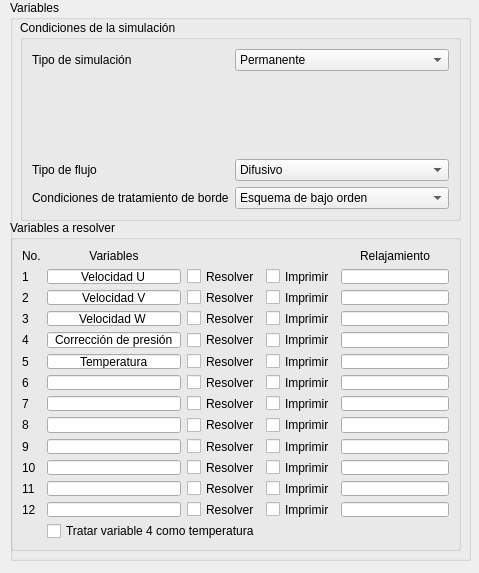
Above: variables_window/ui/variables_window.ui from luisdavidrodm/PrePRODIC3D before the change. Below: the same form after it.
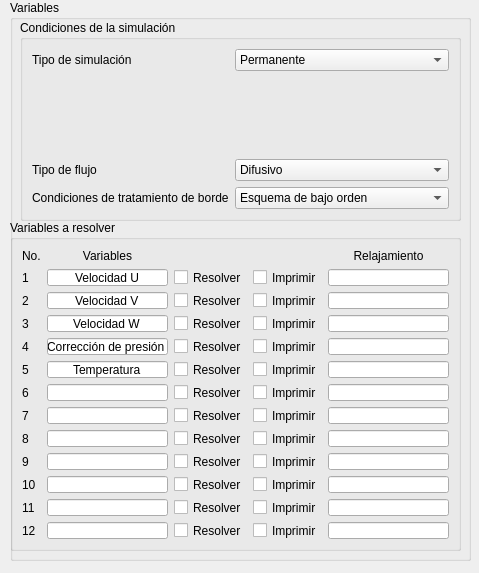
That is the form after the change.

Commit message: Inclusion de inputs en campos de VARIABLES

Patch:
```diff
--- a/variables_window/ui/variables_window.ui
+++ b/variables_window/ui/variables_window.ui
@@ -152,20 +152,17 @@
      <string>Variables a resolver</string>
     </property>
     <layout class="QGridLayout" name="gridLayout">
-     <item row="7" column="2">
-      <widget class="QLineEdit" name="lineEdit_10">
-       <property name="alignment">
-        <set>Qt::AlignCenter</set>
+     <item row="4" column="0">
+      <widget class="QLabel" name="label_11">
+       <property name="text">
+        <string>4</string>
        </property>
       </widget>
      </item>
-     <item row="4" column="2">
-      <widget class="QLineEdit" name="lineEdit_7">
+     <item row="12" column="0">
+      <widget class="QLabel" name="label_20">
        <property name="text">
-        <string>Corrección de presión</string>
-       </property>
-       <property name="alignment">
-        <set>Qt::AlignCenter</set>
+        <string>12</string>
        </property>
       </widget>
      </item>
@@ -176,25 +173,29 @@
        </property>
       </widget>
      </item>
-     <item row="7" column="0">
-      <widget class="QLabel" name="label_15">
+     <item row="12" column="3">
+      <widget class="QCheckBox" name="chb_ksolve12">
        <property name="text">
-        <string>7</string>
+        <string>Resolver</string>
        </property>
       </widget>
      </item>
-     <item row="8" column="2">
-      <widget class="QLineEdit" name="lineEdit_11">
+     <item row="2" column="5">
+      <widget class="QLineEdit" name="le_relax2">
        <property name="alignment">
         <set>Qt::AlignCenter</set>
        </property>
       </widget>
      </item>
-     <item row="1" column="2">
-      <widget class="QLineEdit" name="lineEdit_3">
-       <property name="text">
-        <string>Velocidad U</string>
+     <item row="10" column="2">
+      <widget class="QLineEdit" name="le_var_title10">
+       <property name="alignment">
+        <set>Qt::AlignCenter</set>
        </property>
+      </widget>
+     </item>
+     <item row="11" column="5">
+      <widget class="QLineEdit" name="le_relax11">
        <property name="alignment">
         <set>Qt::AlignCenter</set>
        </property>
@@ -207,94 +208,8 @@
        </property>
       </widget>
      </item>
-     <item row="6" column="2">
-      <widget class="QLineEdit" name="lineEdit_9">
-       <property name="alignment">
-        <set>Qt::AlignCenter</set>
-       </property>
-      </widget>
-     </item>
-     <item row="4" column="0">
-      <widget class="QLabel" name="label_11">
-       <property name="text">
-        <string>4</string>
-       </property>
-      </widget>
-     </item>
-     <item row="9" column="2">
-      <widget class="QLineEdit" name="lineEdit_12">
-       <property name="alignment">
-        <set>Qt::AlignCenter</set>
-       </property>
-      </widget>
-     </item>
-     <item row="2" column="2">
-      <widget class="QLineEdit" name="lineEdit_5">
-       <property name="text">
-        <string>Velocidad V</string>
-       </property>
-       <property name="alignment">
-        <set>Qt::AlignCenter</set>
-       </property>
-      </widget>
-     </item>
-     <item row="0" column="5">
-      <widget class="QLabel" name="label_12">
-       <property name="text">
-        <string>Relajamiento</string>
-       </property>
-       <property name="alignment">
-        <set>Qt::AlignCenter</set>
-       </property>
-      </widget>
-     </item>
-     <item row="12" column="2">
-      <widget class="QLineEdit" name="lineEdit_15">
-       <property name="alignment">
-        <set>Qt::AlignCenter</set>
-       </property>
-      </widget>
-     </item>
-     <item row="6" column="0">
-      <widget class="QLabel" name="label_14">
-       <property name="text">
-        <string>6</string>
-       </property>
-      </widget>
-     </item>
-     <item row="8" column="0">
-      <widget class="QLabel" name="label_16">
-       <property name="text">
-        <string>8</string>
-       </property>
-      </widget>
-     </item>
-     <item row="3" column="2">
-      <widget class="QLineEdit" name="lineEdit_6">
-       <property name="text">
-        <string>Velocidad W</string>
-       </property>
-       <property name="alignment">
-        <set>Qt::AlignCenter</set>
-       </property>
-      </widget>
-     </item>
-     <item row="10" column="0">
-      <widget class="QLabel" name="label_18">
-       <property name="text">
-        <string>10</string>
-       </property>
-      </widget>
-     </item>
-     <item row="2" column="0">
-      <widget class="QLabel" name="label_9">
-       <property name="text">
-        <string>2</string>
-       </property>
-      </widget>
-     </item>
-     <item row="1" column="3">
-      <widget class="QCheckBox" name="checkBox">
+     <item row="3" column="3">
+      <widget class="QCheckBox" name="chb_ksolve3">
        <property name="text">
         <string>Resolver</string>
        </property>
@@ -307,27 +222,6 @@
        </property>
       </widget>
      </item>
-     <item row="10" column="2">
-      <widget class="QLineEdit" name="lineEdit_13">
-       <property name="alignment">
-        <set>Qt::AlignCenter</set>
-       </property>
-      </widget>
-     </item>
-     <item row="0" column="0">
-      <widget class="QLabel" name="label_6">
-       <property name="text">
-        <string>No.</string>
-       </property>
-      </widget>
-     </item>
-     <item row="9" column="0">
-      <widget class="QLabel" name="label_17">
-       <property name="text">
-        <string>9</string>
-       </property>
-      </widget>
-     </item>
      <item row="5" column="2">
       <widget class="QLineEdit" name="lineEdit_8">
        <property name="text">
@@ -338,6 +232,13 @@
        </property>
       </widget>
      </item>
+     <item row="10" column="4">
+      <widget class="QCheckBox" name="chb_kprint10">
+       <property name="text">
+        <string>Imprimir</string>
+       </property>
+      </widget>
+     </item>
      <item row="3" column="0">
       <widget class="QLabel" name="label_10">
        <property name="text">
@@ -345,6 +246,124 @@
        </property>
       </widget>
      </item>
+     <item row="12" column="4">
+      <widget class="QCheckBox" name="chb_kprint12">
+       <property name="text">
+        <string>Imprimir</string>
+       </property>
+      </widget>
+     </item>
+     <item row="4" column="5">
+      <widget class="QLineEdit" name="le_relax4">
+       <property name="alignment">
+        <set>Qt::AlignCenter</set>
+       </property>
+      </widget>
+     </item>
+     <item row="8" column="3">
+      <widget class="QCheckBox" name="chb_ksolve8">
+       <property name="text">
+        <string>Resolver</string>
+       </property>
+      </widget>
+     </item>
+     <item row="3" column="2">
+      <widget class="QLineEdit" name="le_var_title3">
+       <property name="text">
+        <string>Velocidad W</string>
+       </property>
+       <property name="alignment">
+        <set>Qt::AlignCenter</set>
+       </property>
+      </widget>
+     </item>
+     <item row="5" column="5">
+      <widget class="QLineEdit" name="le_relax5">
+       <property name="alignment">
+        <set>Qt::AlignCenter</set>
+       </property>
+      </widget>
+     </item>
+     <item row="6" column="5">
+      <widget class="QLineEdit" name="le_relax6">
+       <property name="alignment">
+        <set>Qt::AlignCenter</set>
+       </property>
+      </widget>
+     </item>
+     <item row="1" column="2">
+      <widget class="QLineEdit" name="le_var_title1">
+       <property name="text">
+        <string>Velocidad U</string>
+       </property>
+       <property name="alignment">
+        <set>Qt::AlignCenter</set>
+       </property>
+      </widget>
+     </item>
+     <item row="11" column="3">
+      <widget class="QCheckBox" name="chb_ksolve11">
+       <property name="text">
+        <string>Resolver</string>
+       </property>
+      </widget>
+     </item>
+     <item row="7" column="0">
+      <widget class="QLabel" name="label_15">
+       <property name="text">
+        <string>7</string>
+       </property>
+      </widget>
+     </item>
+     <item row="9" column="0">
+      <widget class="QLabel" name="label_17">
+       <property name="text">
+        <string>9</string>
+       </property>
+      </widget>
+     </item>
+     <item row="2" column="0">
+      <widget class="QLabel" name="label_9">
+       <property name="text">
+        <string>2</string>
+       </property>
+      </widget>
+     </item>
+     <item row="10" column="3">
+      <widget class="QCheckBox" name="chb_ksolve10">
+       <property name="text">
+        <string>Resolver</string>
+       </property>
+      </widget>
+     </item>
+     <item row="10" column="5">
+      <widget class="QLineEdit" name="le_relax10">
+       <property name="alignment">
+        <set>Qt::AlignCenter</set>
+       </property>
+      </widget>
+     </item>
+     <item row="7" column="4">
+      <widget class="QCheckBox" name="chb_kprint7">
+       <property name="text">
+        <string>Imprimir</string>
+       </property>
+      </widget>
+     </item>
+     <item row="1" column="4">
+      <widget class="QCheckBox" name="chb_kprint1">
+       <property name="text">
+        <string>Imprimir</string>
+       </property>
+      </widget>
+     </item>
+     <item row="6" column="3">
+      <widget class="QCheckBox" name="chb_ksolve6">
+       <property name="text">
+        <string>Resolver</string>
+       </property>
+      </widget>
+     </item>
      <item row="11" column="0">
       <widget class="QLabel" name="label_19">
        <property name="text">
@@ -352,76 +371,6 @@
        </property>
       </widget>
      </item>
-     <item row="1" column="5">
-      <widget class="QLineEdit" name="lineEdit_4">
-       <property name="alignment">
-        <set>Qt::AlignCenter</set>
-       </property>
-      </widget>
-     </item>
-     <item row="12" column="0">
-      <widget class="QLabel" name="label_20">
-       <property name="text">
-        <string>12</string>
-       </property>
-      </widget>
-     </item>
-     <item row="1" column="4">
-      <widget class="QCheckBox" name="checkBox_2">
-       <property name="text">
-        <string>Imprimir</string>
-       </property>
-      </widget>
-     </item>
-     <item row="2" column="3">
-      <widget class="QCheckBox" name="checkBox_4">
-       <property name="text">
-        <string>Resolver</string>
-       </property>
-      </widget>
-     </item>
-     <item row="3" column="3">
-      <widget class="QCheckBox" name="checkBox_5">
-       <property name="text">
-        <string>Resolver</string>
-       </property>
-      </widget>
-     </item>
-     <item row="4" column="3">
-      <widget class="QCheckBox" name="checkBox_6">
-       <property name="text">
-        <string>Resolver</string>
-       </property>
-      </widget>
-     </item>
-     <item row="5" column="3">
-      <widget class="QCheckBox" name="checkBox_7">
-       <property name="text">
-        <string>Resolver</string>
-       </property>
-      </widget>
-     </item>
-     <item row="6" column="3">
-      <widget class="QCheckBox" name="checkBox_8">
-       <property name="text">
-        <string>Resolver</string>
-       </property>
-      </widget>
-     </item>
-     <item row="7" column="3">
-      <widget class="QCheckBox" name="checkBox_9">
-       <property name="text">
-        <string>Resolver</string>
-       </property>
-      </widget>
-     </item>
-     <item row="8" column="3">
-      <widget class="QCheckBox" name="checkBox_10">
-       <property name="text">
-        <string>Resolver</string>
-       </property>
-      </widget>
-     </item>
      <item row="9" column="3">
       <widget class="QCheckBox" name="checkBox_11">
        <property name="text">
@@ -429,48 +378,6 @@
        </property>
       </widget>
      </item>
-     <item row="10" column="3">
-      <widget class="QCheckBox" name="checkBox_12">
-       <property name="text">
-        <string>Resolver</string>
-       </property>
-      </widget>
-     </item>
-     <item row="11" column="3">
-      <widget class="QCheckBox" name="checkBox_13">
-       <property name="text">
-        <string>Resolver</string>
-       </property>
-      </widget>
-     </item>
-     <item row="12" column="3">
-      <widget class="QCheckBox" name="checkBox_14">
-       <property name="text">
-        <string>Resolver</string>
-       </property>
-      </widget>
-     </item>
-     <item row="2" column="4">
-      <widget class="QCheckBox" name="checkBox_15">
-       <property name="text">
-        <string>Imprimir</string>
-       </property>
-      </widget>
-     </item>
-     <item row="3" column="4">
-      <widget class="QCheckBox" name="checkBox_16">
-       <property name="text">
-        <string>Imprimir</string>
-       </property>
-      </widget>
-     </item>
-     <item row="4" column="4">
-      <widget class="QCheckBox" name="checkBox_17">
-       <property name="text">
-        <string>Imprimir</string>
-       </property>
-      </widget>
-     </item>
      <item row="5" column="4">
       <widget class="QCheckBox" name="checkBox_18">
        <property name="text">
@@ -478,38 +385,17 @@
        </property>
       </widget>
      </item>
-     <item row="6" column="4">
-      <widget class="QCheckBox" name="checkBox_19">
-       <property name="text">
-        <string>Imprimir</string>
+     <item row="8" column="2">
+      <widget class="QLineEdit" name="le_var_title8">
+       <property name="alignment">
+        <set>Qt::AlignCenter</set>
        </property>
       </widget>
      </item>
-     <item row="7" column="4">
-      <widget class="QCheckBox" name="checkBox_20">
+     <item row="1" column="3">
+      <widget class="QCheckBox" name="chb_ksolve1">
        <property name="text">
-        <string>Imprimir</string>
-       </property>
-      </widget>
-     </item>
-     <item row="8" column="4">
-      <widget class="QCheckBox" name="checkBox_21">
-       <property name="text">
-        <string>Imprimir</string>
-       </property>
-      </widget>
-     </item>
-     <item row="9" column="4">
-      <widget class="QCheckBox" name="checkBox_22">
-       <property name="text">
-        <string>Imprimir</string>
-       </property>
-      </widget>
-     </item>
-     <item row="10" column="4">
-      <widget class="QCheckBox" name="checkBox_23">
-       <property name="text">
-        <string>Imprimir</string>
+        <string>Resolver</string>
        </property>
       </widget>
      </item>
@@ -520,87 +406,17 @@
        </property>
       </widget>
      </item>
-     <item row="12" column="4">
-      <widget class="QCheckBox" name="checkBox_25">
-       <property name="text">
-        <string>Imprimir</string>
-       </property>
-      </widget>
-     </item>
-     <item row="2" column="5">
-      <widget class="QLineEdit" name="lineEdit_16">
+     <item row="6" column="2">
+      <widget class="QLineEdit" name="le_var_title6">
        <property name="alignment">
         <set>Qt::AlignCenter</set>
        </property>
       </widget>
      </item>
-     <item row="3" column="5">
-      <widget class="QLineEdit" name="lineEdit_17">
-       <property name="alignment">
-        <set>Qt::AlignCenter</set>
-       </property>
-      </widget>
-     </item>
-     <item row="4" column="5">
-      <widget class="QLineEdit" name="lineEdit_18">
-       <property name="alignment">
-        <set>Qt::AlignCenter</set>
-       </property>
-      </widget>
-     </item>
-     <item row="5" column="5">
-      <widget class="QLineEdit" name="lineEdit_19">
-       <property name="alignment">
-        <set>Qt::AlignCenter</set>
-       </property>
-      </widget>
-     </item>
-     <item row="6" column="5">
-      <widget class="QLineEdit" name="lineEdit_20">
-       <property name="alignment">
-        <set>Qt::AlignCenter</set>
-       </property>
-      </widget>
-     </item>
-     <item row="7" column="5">
-      <widget class="QLineEdit" name="lineEdit_21">
-       <property name="alignment">
-        <set>Qt::AlignCenter</set>
-       </property>
-      </widget>
-     </item>
-     <item row="8" column="5">
-      <widget class="QLineEdit" name="lineEdit_22">
-       <property name="alignment">
-        <set>Qt::AlignCenter</set>
-       </property>
-      </widget>
-     </item>
-     <item row="9" column="5">
-      <widget class="QLineEdit" name="lineEdit_23">
-       <property name="alignment">
-        <set>Qt::AlignCenter</set>
-       </property>
-      </widget>
-     </item>
-     <item row="10" column="5">
-      <widget class="QLineEdit" name="lineEdit_24">
-       <property name="alignment">
-        <set>Qt::AlignCenter</set>
-       </property>
-      </widget>
-     </item>
-     <item row="11" column="5">
-      <widget class="QLineEdit" name="lineEdit_25">
-       <property name="alignment">
-        <set>Qt::AlignCenter</set>
-       </property>
-      </widget>
-     </item>
-     <item row="12" column="5">
-      <widget class="QLineEdit" name="lineEdit_26">
-       <property name="alignment">
-        <set>Qt::AlignCenter</set>
+     <item row="8" column="0">
+      <widget class="QLabel" name="label_16">
+       <property name="text">
+        <string>8</string>
        </property>
       </widget>
      </item>
@@ -614,10 +430,187 @@
        </property>
       </widget>
      </item>
-     <item row="13" column="2" colspan="2">
-      <widget class="QCheckBox" name="checkBox_3">
+     <item row="2" column="2">
+      <widget class="QLineEdit" name="le_var_title2">
        <property name="text">
-        <string>Tratar variable 4 como temperatura</string>
+        <string>Velocidad V</string>
+       </property>
+       <property name="alignment">
+        <set>Qt::AlignCenter</set>
+       </property>
+      </widget>
+     </item>
+     <item row="9" column="4">
+      <widget class="QCheckBox" name="chb_kprint9">
+       <property name="text">
+        <string>Imprimir</string>
+       </property>
+      </widget>
+     </item>
+     <item row="2" column="4">
+      <widget class="QCheckBox" name="chb_kprint2">
+       <property name="text">
+        <string>Imprimir</string>
+       </property>
+      </widget>
+     </item>
+     <item row="9" column="5">
+      <widget class="QLineEdit" name="le_relax9">
+       <property name="alignment">
+        <set>Qt::AlignCenter</set>
+       </property>
+      </widget>
+     </item>
+     <item row="4" column="4">
+      <widget class="QCheckBox" name="chb_kprint4">
+       <property name="text">
+        <string>Imprimir</string>
+       </property>
+      </widget>
+     </item>
+     <item row="2" column="3">
+      <widget class="QCheckBox" name="chb_ksolve2">
+       <property name="text">
+        <string>Resolver</string>
+       </property>
+      </widget>
+     </item>
+     <item row="0" column="0">
+      <widget class="QLabel" name="label_6">
+       <property name="text">
+        <string>No.</string>
+       </property>
+      </widget>
+     </item>
+     <item row="4" column="2">
+      <widget class="QLineEdit" name="le_var_title4">
+       <property name="text">
+        <string>Corrección de presión</string>
+       </property>
+       <property name="alignment">
+        <set>Qt::AlignCenter</set>
+       </property>
+      </widget>
+     </item>
+     <item row="3" column="4">
+      <widget class="QCheckBox" name="chb_kprint3">
+       <property name="text">
+        <string>Imprimir</string>
+       </property>
+      </widget>
+     </item>
+     <item row="1" column="5">
+      <widget class="QLineEdit" name="le_relax1">
+       <property name="alignment">
+        <set>Qt::AlignCenter</set>
+       </property>
+      </widget>
+     </item>
+     <item row="9" column="2">
+      <widget class="QLineEdit" name="le_var_title9">
+       <property name="alignment">
+        <set>Qt::AlignCenter</set>
+       </property>
+      </widget>
+     </item>
+     <item row="10" column="0">
+      <widget class="QLabel" name="label_18">
+       <property name="text">
+        <string>10</string>
+       </property>
+      </widget>
+     </item>
+     <item row="12" column="5">
+      <widget class="QLineEdit" name="le_relax12">
+       <property name="alignment">
+        <set>Qt::AlignCenter</set>
+       </property>
+      </widget>
+     </item>
+     <item row="3" column="5">
+      <widget class="QLineEdit" name="le_relax3">
+       <property name="alignment">
+        <set>Qt::AlignCenter</set>
+       </property>
+      </widget>
+     </item>
+     <item row="12" column="2">
+      <widget class="QLineEdit" name="le_var_title12">
+       <property name="alignment">
+        <set>Qt::AlignCenter</set>
+       </property>
+      </widget>
+     </item>
+     <item row="7" column="5">
+      <widget class="QLineEdit" name="le_relax7">
+       <property name="alignment">
+        <set>Qt::AlignCenter</set>
+       </property>
+      </widget>
+     </item>
+     <item row="5" column="3">
+      <widget class="QCheckBox" name="chb_ksolve5">
+       <property name="text">
+        <string>Resolver</string>
+       </property>
+      </widget>
+     </item>
+     <item row="6" column="4">
+      <widget class="QCheckBox" name="chb_kprint6">
+       <property name="text">
+        <string>Imprimir</string>
+       </property>
+      </widget>
+     </item>
+     <item row="4" column="3">
+      <widget class="QCheckBox" name="chb_ksolve4">
+       <property name="text">
+        <string>Resolver</string>
+       </property>
+      </widget>
+     </item>
+     <item row="6" column="0">
+      <widget class="QLabel" name="label_14">
+       <property name="text">
+        <string>6</string>
+       </property>
+      </widget>
+     </item>
+     <item row="0" column="5">
+      <widget class="QLabel" name="label_12">
+       <property name="text">
+        <string>Relajamiento</string>
+       </property>
+       <property name="alignment">
+        <set>Qt::AlignCenter</set>
+       </property>
+      </widget>
+     </item>
+     <item row="8" column="5">
+      <widget class="QLineEdit" name="le_relax8">
+       <property name="alignment">
+        <set>Qt::AlignCenter</set>
+       </property>
+      </widget>
+     </item>
+     <item row="7" column="2">
+      <widget class="QLineEdit" name="le_var_title7">
+       <property name="alignment">
+        <set>Qt::AlignCenter</set>
+       </property>
+      </widget>
+     </item>
+     <item row="8" column="4">
+      <widget class="QCheckBox" name="chb_kprint8">
+       <property name="text">
+        <string>Imprimir</string>
+       </property>
+      </widget>
+     </item>
+     <item row="7" column="3">
+      <widget class="QCheckBox" name="chb_ksolve7">
+       <property name="text">
+        <string>Resolver</string>
        </property>
       </widget>
      </item>
```
Left out of the diff: 18 changed lines with no effect on the pictures. The commit also changes 4 other files.
